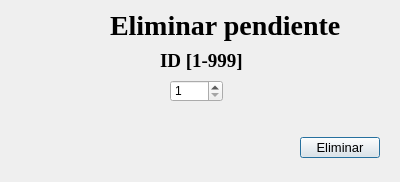
First picture: the form in proyectoSolitario/eliminarpendiente.ui, repository dereck-anti-EPN/Proyecto-Programacion, before the edit.
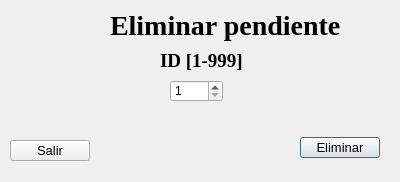
Second picture: the form after the edit. Icons and pictures are not drawn.

Diff of the .ui file:
```diff
--- a/proyectoSolitario/eliminarpendiente.ui
+++ b/proyectoSolitario/eliminarpendiente.ui
@@ -97,6 +97,25 @@
     <string>Eliminar</string>
    </property>
   </widget>
+  <widget class="QPushButton" name="botonSalir">
+   <property name="geometry">
+    <rect>
+     <x>10</x>
+     <y>140</y>
+     <width>80</width>
+     <height>21</height>
+    </rect>
+   </property>
+   <property name="font">
+    <font>
+     <pointsize>10</pointsize>
+     <bold>false</bold>
+    </font>
+   </property>
+   <property name="text">
+    <string>Salir</string>
+   </property>
+  </widget>
  </widget>
  <resources/>
  <connections/>
```
